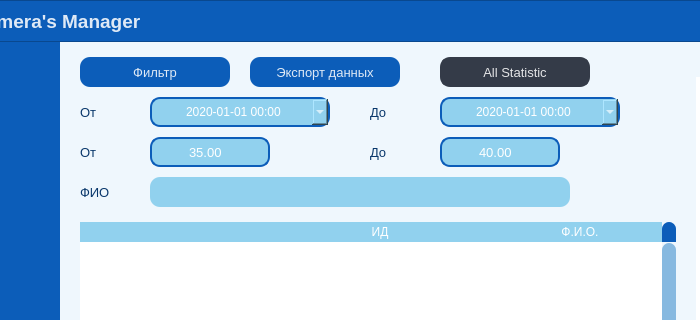
First picture: the form in widget/forms/form_main.ui, repository MetallicAlex/Thermal-Camera, before the edit; both pictures show x 150 to 850 and y 0 to 320 of the 1366 by 768 pixel window.
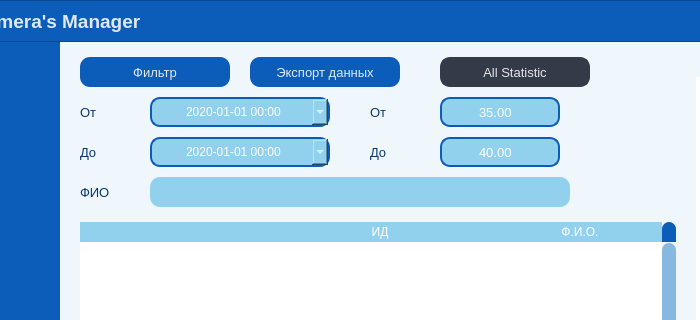
Second picture: the form after the edit. Icons and pictures are not drawn.

```diff
--- a/widget/forms/form_main.ui
+++ b/widget/forms/form_main.ui
@@ -5399,8 +5399,8 @@
               <widget class="QDateTimeEdit" name="dateTimeEdit_end">
                <property name="geometry">
                 <rect>
-                 <x>380</x>
-                 <y>55</y>
+                 <x>90</x>
+                 <y>95</y>
                  <width>180</width>
                  <height>30</height>
                 </rect>
@@ -5472,8 +5472,8 @@
               <widget class="QLabel" name="label_end_time">
                <property name="geometry">
                 <rect>
-                 <x>310</x>
-                 <y>55</y>
+                 <x>20</x>
+                 <y>95</y>
                  <width>60</width>
                  <height>30</height>
                 </rect>
@@ -6127,8 +6127,8 @@
               <widget class="QDoubleSpinBox" name="doubleSpinBox_min_temperature">
                <property name="geometry">
                 <rect>
-                 <x>90</x>
-                 <y>95</y>
+                 <x>380</x>
+                 <y>55</y>
                  <width>120</width>
                  <height>30</height>
                 </rect>
@@ -6283,8 +6283,8 @@
               <widget class="QLabel" name="label_min_temperature">
                <property name="geometry">
                 <rect>
-                 <x>20</x>
-                 <y>95</y>
+                 <x>310</x>
+                 <y>55</y>
                  <width>60</width>
                  <height>30</height>
                 </rect>
```
